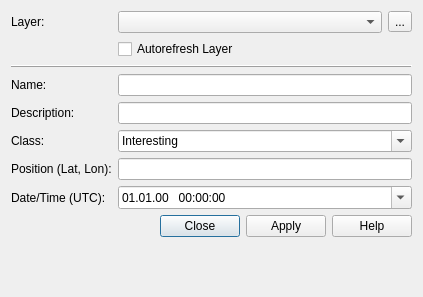
This is place_marker_dialog_base.ui in jrenken/qgis-PlaceMarker as Qt 5 draws it before an edit. The edited form follows.
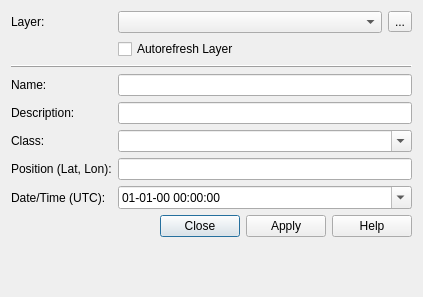
This is the edited form. Custom widgets are drawn as their Qt base class.

Commit message: store added classes persistant change timestamp format

```diff
--- a/place_marker_dialog_base.ui
+++ b/place_marker_dialog_base.ui
@@ -17,6 +17,9 @@
    <double>1.000000000000000</double>
   </property>
   <layout class="QFormLayout" name="formLayout">
+   <property name="fieldGrowthPolicy">
+    <enum>QFormLayout::AllNonFixedFieldsGrow</enum>
+   </property>
    <item row="0" column="0">
     <widget class="QLabel" name="label_6">
      <property name="text">
@@ -105,21 +108,6 @@
      <property name="editable">
       <bool>true</bool>
      </property>
-     <item>
-      <property name="text">
-       <string>Interesting</string>
-      </property>
-     </item>
-     <item>
-      <property name="text">
-       <string>Danger</string>
-      </property>
-     </item>
-     <item>
-      <property name="text">
-       <string>Stay away</string>
-      </property>
-     </item>
     </widget>
    </item>
    <item row="6" column="0">
@@ -146,7 +134,7 @@
    <item row="7" column="1">
     <widget class="QgsDateTimeEdit" name="mDateTimeEdit">
      <property name="displayFormat">
-      <string>dd.MM.yy   HH:mm:ss</string>
+      <string>dd-MM-yy HH:mm:ss</string>
      </property>
      <property name="calendarPopup">
       <bool>true</bool>
```
Left out of the diff: 2 changed lines with no effect on the pictures. The commit also changes 1 other file.
